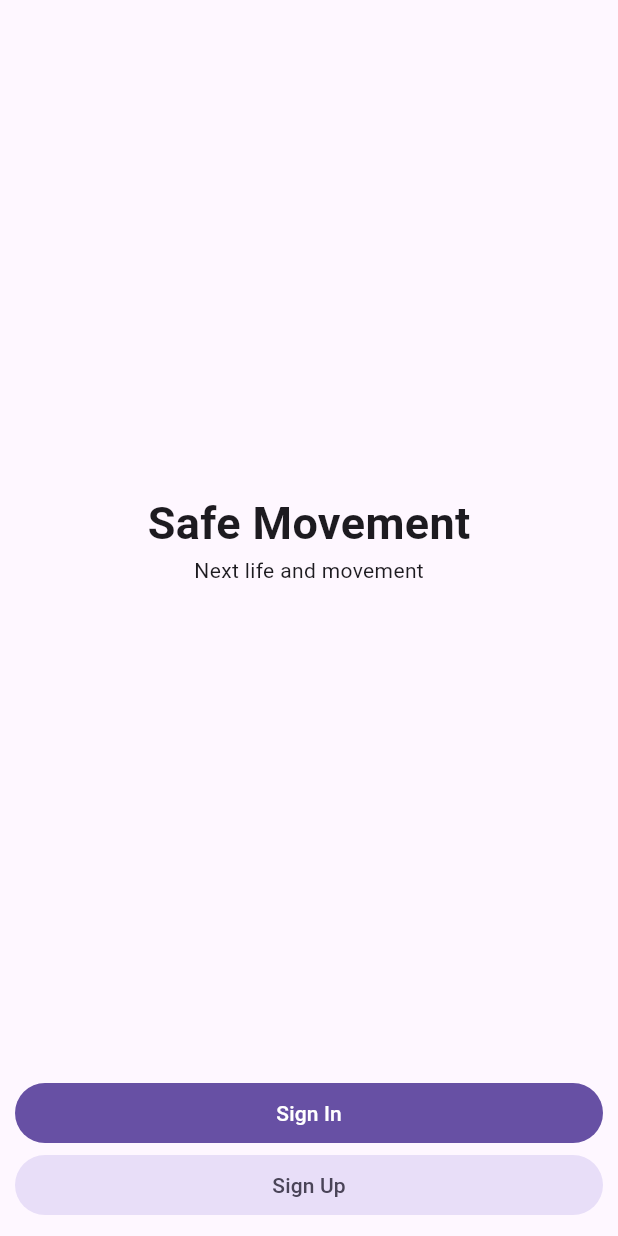
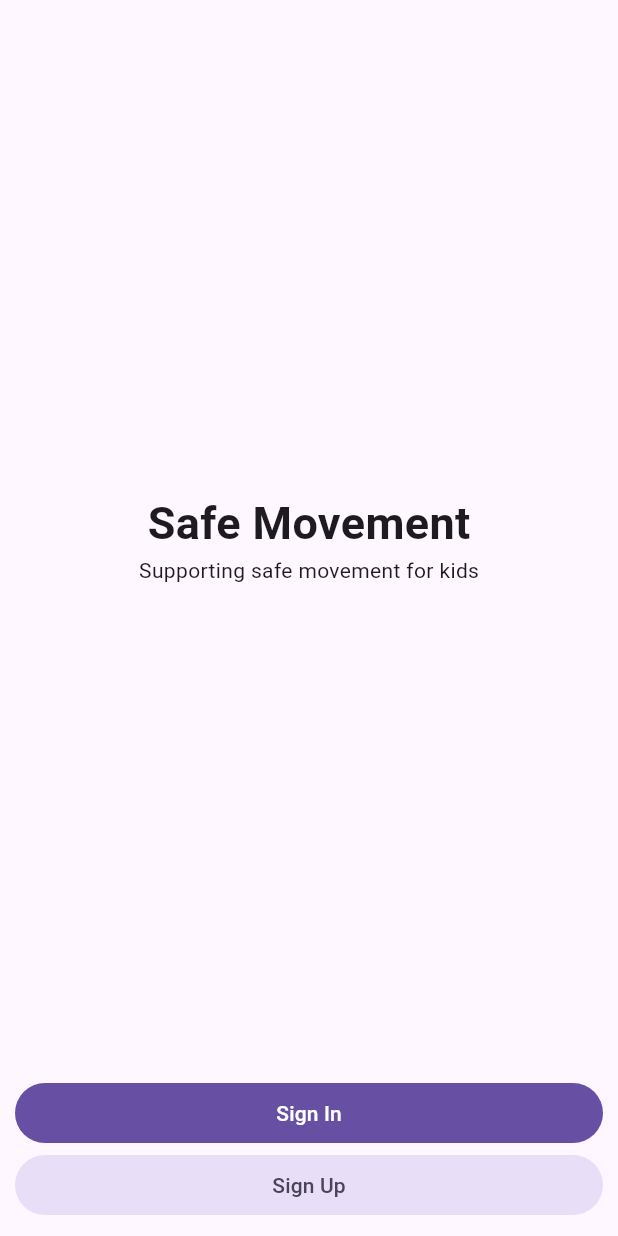
Before and after one commit to GDSCSafeMovement/safe_movement_app, a Flutter app: the screen it shows after launch, on a phone screen of 412 x 824 dp. Run offline on Flutter 3.47's test engine with Material 2 defaults, Android fonts, the phone set to English and light mode, and no system bars; our stand-ins replace cloud_firestore, firebase_auth, firebase_core, get, google_maps_flutter; missing offline and left inert: google_maps_flutter_android, google_maps_flutter_platform_interface; accounts and stored records are empty; generated files the repository leaves out were written again.

Commit message:
Fix: messages in intro screen

```diff
--- a/lib/screen/intro_screen.dart
+++ b/lib/screen/intro_screen.dart
@@ -16,7 +16,7 @@ class IntroScreen extends StatelessWidget {
                 mainAxisAlignment: MainAxisAlignment.center,
                 children: const [
                   Text('Safe Movement', style: TextStyle(fontSize: 30, fontWeight: FontWeight.bold)),
-                  Text('Next life and movement', style: TextStyle(fontSize: 14)),
+                  Text('Supporting safe movement for kids', style: TextStyle(fontSize: 14)),
                 ],
               ),
             ),
```
